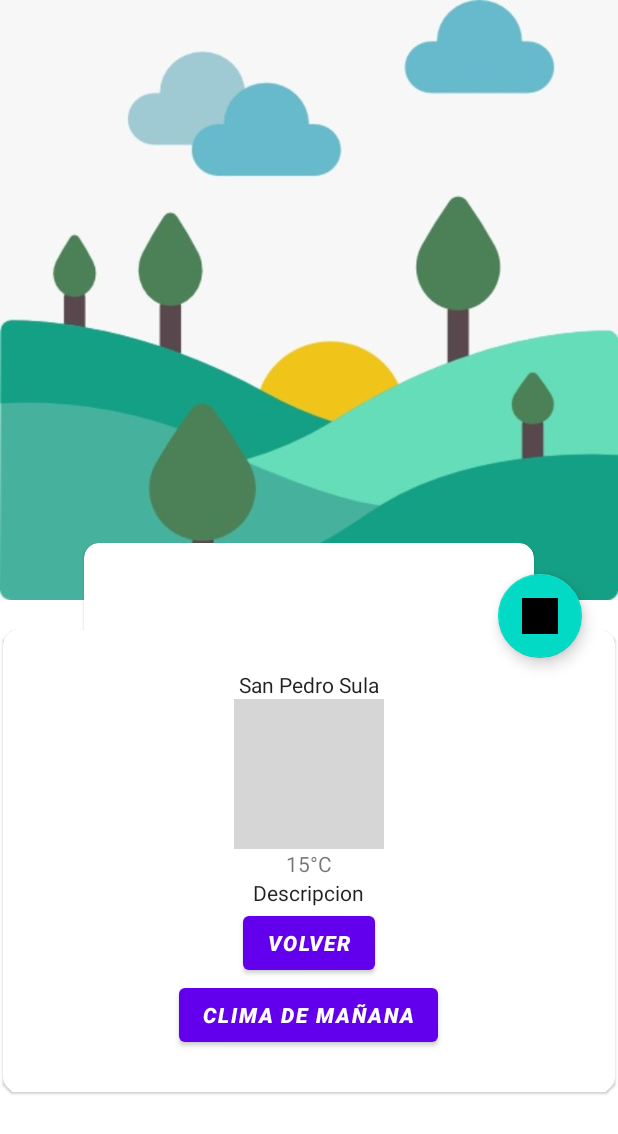
After one commit to Jeymerd98/Proyecto_App_Clima, an Android app: the layout activity_main2.xml on its own in the app's theme, with its tools: preview values and no code run, on a phone screen of 412 x 824 dp. The commit adds this screen. Shown: the top 1134 px of the screen. Run offline under Robolectric (Android 15) with nearby library versions, the phone set to English and light mode, and no system bars; grey boxes are pictures that could not be loaded.

Commit message:
Diseño de segunda pantalla

```diff
--- /dev/null
+++ b/app/src/main/res/layout/activity_main2.xml
@@ -0,0 +1,133 @@
+<?xml version="1.0" encoding="utf-8"?>
+<androidx.constraintlayout.widget.ConstraintLayout
+    xmlns:android="http://schemas.android.com/apk/res/android"
+    xmlns:app="http://schemas.android.com/apk/res-auto"
+    xmlns:tools="http://schemas.android.com/tools"
+    android:layout_width="match_parent"
+    android:layout_height="match_parent"
+    android:background="@android:color/white"
+    tools:context=".MainActivity">
+
+
+    <View
+        android:id="@+id/view2"
+        android:layout_width="match_parent"
+        android:layout_height="400dp"
+        android:background="@drawable/paisaje"
+        app:layout_constraintEnd_toEndOf="parent"
+        app:layout_constraintStart_toStartOf="parent"
+        app:layout_constraintTop_toTopOf="parent" />
+
+
+
+
+    <com.google.android.material.floatingactionbutton.FloatingActionButton
+        android:id="@+id/floating_search"
+        android:layout_width="wrap_content"
+        android:layout_height="wrap_content"
+        android:layout_marginEnd="24dp"
+        android:src="@drawable/buscar"
+        app:layout_constraintBottom_toBottomOf="@+id/cardview"
+        app:layout_constraintEnd_toEndOf="parent"
+        app:layout_constraintTop_toTopOf="@id/cardview"
+        app:layout_constraintVertical_bias="0.477" />
+
+    <androidx.cardview.widget.CardView
+        android:id="@+id/cardview"
+        android:layout_width="300dp"
+        android:layout_height="100dp"
+        android:elevation="4dp"
+        app:cardCornerRadius="10dp"
+        app:cardElevation="1dp"
+        app:layout_constraintBottom_toBottomOf="parent"
+        app:layout_constraintEnd_toEndOf="parent"
+        app:layout_constraintStart_toStartOf="parent"
+        app:layout_constraintTop_toTopOf="@+id/view2">
+
+        <LinearLayout
+            android:id="@+id/linearLayout"
+            android:layout_width="match_parent"
+            android:layout_height="match_parent"
+            android:gravity="center"
+            android:orientation="vertical">
+
+            <EditText
+                android:id="@+id/search_edit"
+                android:layout_width="match_parent"
+                android:layout_height="wrap_content"
+                android:layout_margin="25dp" />
+
+        </LinearLayout>
+    </androidx.cardview.widget.CardView>
+
+    <androidx.cardview.widget.CardView
+        android:id="@+id/cardview2"
+        android:layout_width="408dp"
+        android:layout_height="308dp"
+        android:layout_marginTop="20dp"
+        android:elevation="4dp"
+        app:cardCornerRadius="10dp"
+        app:cardElevation="1dp"
+        app:layout_constraintEnd_toEndOf="parent"
+        app:layout_constraintStart_toStartOf="parent"
+        app:layout_constraintTop_toBottomOf="@+id/view2">
+
+        <LinearLayout
+            android:layout_width="match_parent"
+            android:layout_height="match_parent"
+            android:gravity="center"
+            android:orientation="vertical">
+
+            <TextView
+                android:id="@+id/Ciudad"
+                android:layout_width="wrap_content"
+                android:layout_height="wrap_content"
+                android:text="San Pedro Sula"
+                android:textAppearance="@style/TextAppearance.AppCompat.Body1" />
+
+            <ImageView
+                android:id="@+id/clima"
+                android:layout_width="100dp"
+                android:layout_height="100dp"
+                android:src="@drawable/clouds_and_sun" />
+
+            <TextView
+                android:id="@+id/temperatura"
+                android:layout_width="wrap_content"
+                android:layout_height="wrap_content"
+                android:text="15°C" />
+
+            <TextView
+                android:id="@+id/desc"
+                android:layout_width="wrap_content"
+                android:layout_height="wrap_content"
+                android:text="Descripcion"
+                android:textAppearance="@style/TextAppearance.AppCompat.Body1" />
+
+            <Button
+                android:id="@+id/btn_volver"
+                android:layout_width="wrap_content"
+                android:layout_height="wrap_content"
+                android:text="VOLVER"
+                android:textStyle="bold|italic"
+                app:layout_constraintEnd_toEndOf="parent"
+                app:layout_constraintHorizontal_bias="0.13"
+                app:layout_constraintStart_toStartOf="parent"
+                tools:layout_editor_absoluteY="660dp" />
+
+            <Button
+                android:id="@+id/btn_mañana"
+                android:layout_width="wrap_content"
+                android:layout_height="wrap_content"
+                android:text="CLIMA DE MAÑANA"
+                android:textStyle="bold|italic"
+                app:layout_constraintEnd_toEndOf="parent"
+                app:layout_constraintHorizontal_bias="0.875"
+                app:layout_constraintStart_toStartOf="parent"
+                tools:layout_editor_absoluteY="663dp" />
+        </LinearLayout>
+
+
+    </androidx.cardview.widget.CardView>
+
+</androidx.constraintlayout.widget.ConstraintLayout>
--- a/app/src/main/res/values/colors.xml
+++ b/app/src/main/res/values/colors.xml
@@ -7,4 +7,7 @@
     <color name="teal_700">#FF018786</color>
     <color name="black">#FF000000</color>
     <color name="white">#FFFFFFFF</color>
+    <color name="colorPrimary">#008577</color>
+    <color name="colorPrimaryDark">#009BE0</color>
+    <color name="colorAccent">#00B8E4</color>
 </resources>
```
Also changed, not shown: app/src/main/res/drawable/buscar.jpeg (added), app/src/main/res/drawable/ciudad.jpeg (added), app/src/main/res/drawable/paisaje.jpeg (added).
